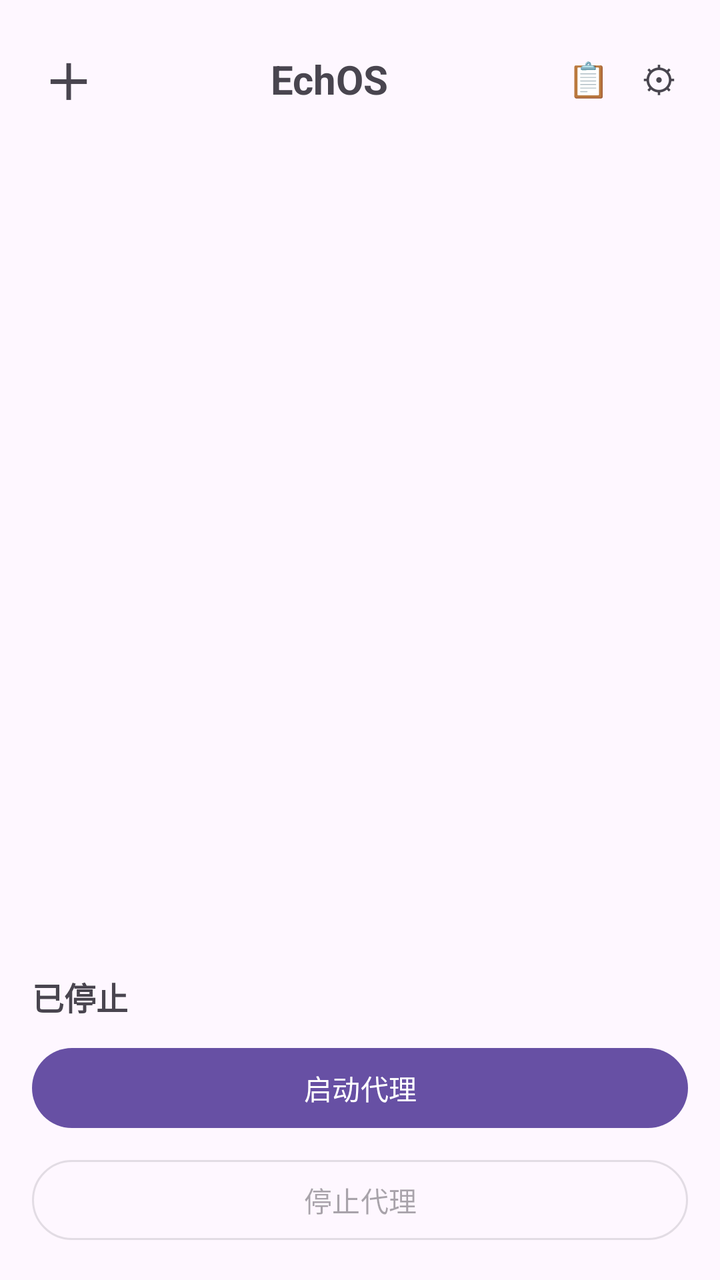
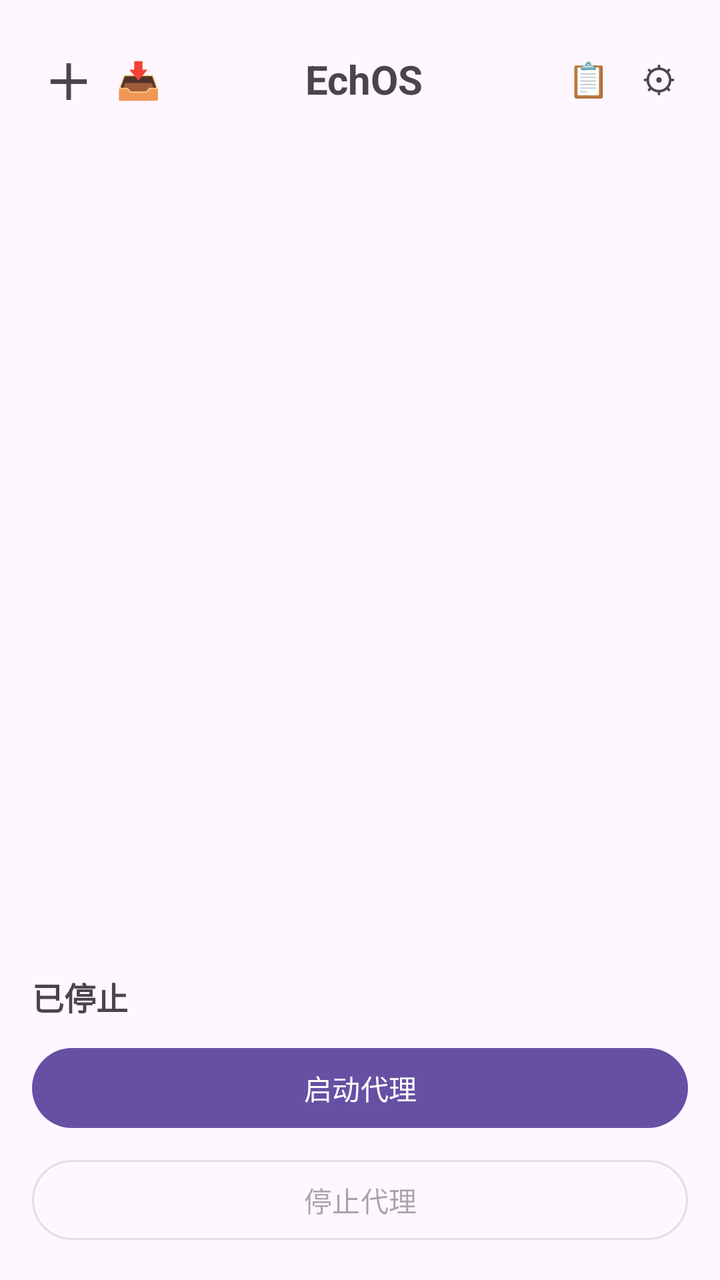

Compare the two renders of this Android layout. The source of the first and the diff that turns it into the second are given below.
<!-- AndroidManifest.xml: application theme Theme.EchOS -->
<!-- res/layout/activity_main.xml -->
<?xml version="1.0" encoding="utf-8"?>
<LinearLayout xmlns:android="http://schemas.android.com/apk/res/android"
    android:layout_width="match_parent"
    android:layout_height="match_parent"
    android:orientation="vertical"
    android:padding="16dp">

    
    <LinearLayout
        android:layout_width="match_parent"
        android:layout_height="wrap_content"
        android:gravity="center_vertical"
        android:orientation="horizontal">

        <TextView
            android:id="@+id/btnAddCard"
            android:layout_width="wrap_content"
            android:layout_height="wrap_content"
            android:background="?attr/selectableItemBackgroundBorderless"
            android:padding="6dp"
            android:text="＋"
            android:textSize="24sp"
            android:textStyle="bold" />

        <TextView
            android:layout_width="0dp"
            android:layout_height="wrap_content"
            android:layout_weight="1"
            android:gravity="center"
            android:text="@string/app_name"
            android:textSize="20sp"
            android:textStyle="bold" />

        <TextView
            android:id="@+id/btnLogs"
            android:layout_width="wrap_content"
            android:layout_height="wrap_content"
            android:background="?attr/selectableItemBackgroundBorderless"
            android:padding="6dp"
            android:text="📋"
            android:textSize="17sp" />

        <TextView
            android:id="@+id/btnSettings"
            android:layout_width="wrap_content"
            android:layout_height="wrap_content"
            android:layout_marginStart="4dp"
            android:background="?attr/selectableItemBackgroundBorderless"
            android:padding="6dp"
            android:text="⚙"
            android:textSize="18sp" />
    </LinearLayout>

    
    <ScrollView
        android:layout_width="match_parent"
        android:layout_height="0dp"
        android:layout_marginTop="8dp"
        android:layout_weight="1">

        <LinearLayout
            android:id="@+id/cardsContainer"
            android:layout_width="match_parent"
            android:layout_height="wrap_content"
            android:orientation="vertical" />
    </ScrollView>

    <TextView
        android:id="@+id/statusView"
        android:layout_width="match_parent"
        android:layout_height="wrap_content"
        android:layout_marginTop="10dp"
        android:text="@string/stopped"
        android:textSize="16sp"
        android:textStyle="bold" />

    <com.google.android.material.button.MaterialButton
        android:id="@+id/btnStart"
        android:layout_width="match_parent"
        android:layout_height="wrap_content"
        android:layout_marginTop="10dp"
        android:text="@string/start" />

    <com.google.android.material.button.MaterialButton
        android:id="@+id/btnStop"
        style="@style/Widget.Material3.Button.OutlinedButton"
        android:layout_width="match_parent"
        android:layout_height="wrap_content"
        android:layout_marginTop="8dp"
        android:enabled="false"
        android:text="@string/stop" />
</LinearLayout>
<!-- resources referenced by this layout -->
<resources>
  <string name="app_name">EchOS</string>
  <string name="start">启动代理</string>
  <string name="stop">停止代理</string>
  <string name="stopped">已停止</string>
  <style name="Theme.EchOS" parent="Theme.Material3.DayNight.NoActionBar" />
</resources>

<!-- the commit's change to res/layout/activity_main.xml (unified diff, before → after) -->
@@ -21,6 +21,15 @@
             android:text="＋"
             android:textSize="24sp"
             android:textStyle="bold" />
+
+        <TextView
+            android:id="@+id/btnImport"
+            android:layout_width="wrap_content"
+            android:layout_height="wrap_content"
+            android:background="?attr/selectableItemBackgroundBorderless"
+            android:padding="6dp"
+            android:text="📥"
+            android:textSize="18sp" />
 
         <TextView
             android:layout_width="0dp"
